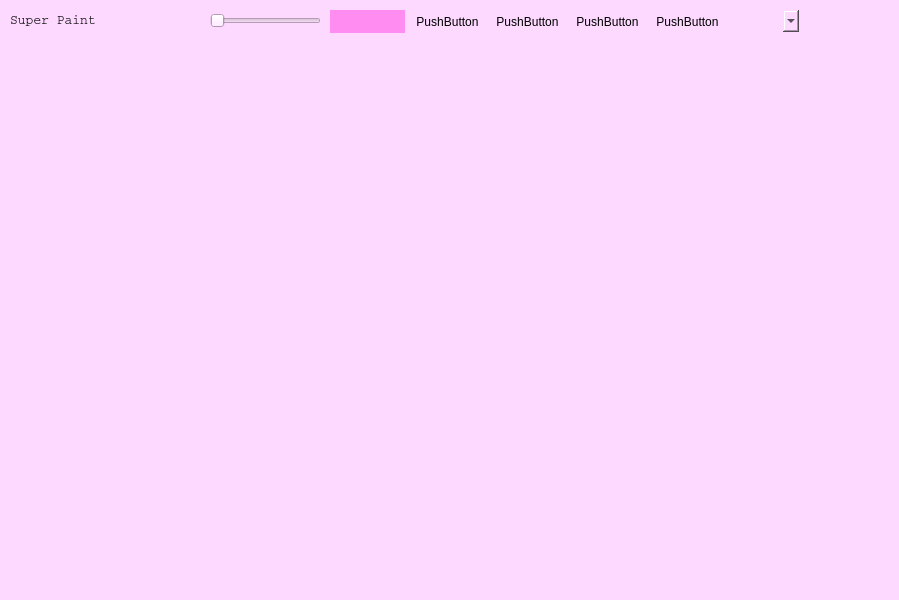
First picture: the form in views/main_window.ui, repository Arely7/superpaint, before the edit.
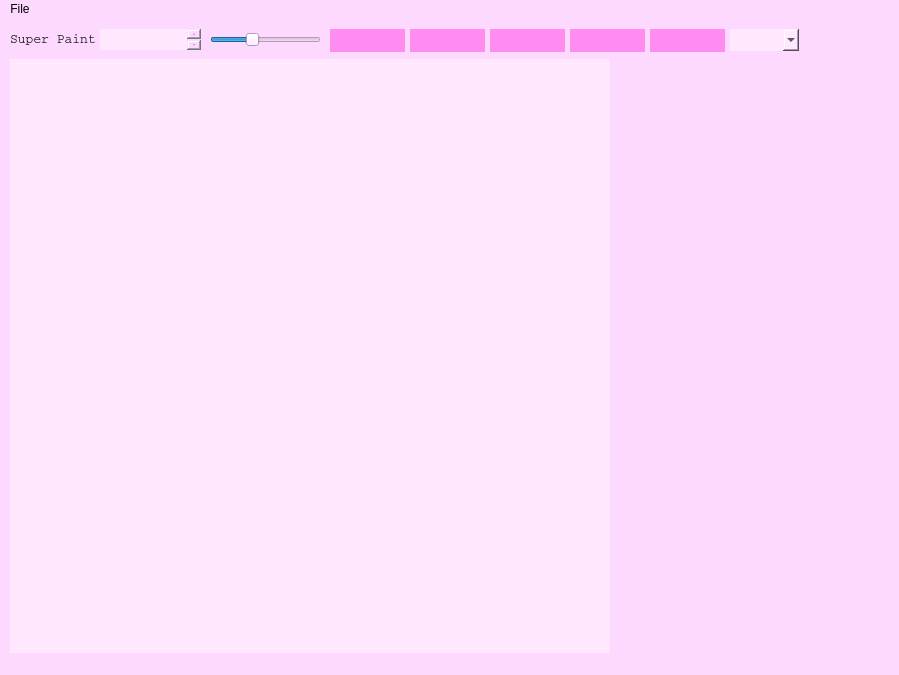
Second picture: the form after the edit. Icons and pictures are not drawn.

Diff of the .ui file:
```diff
--- a/views/main_window.ui
+++ b/views/main_window.ui
@@ -7,7 +7,7 @@
     <x>0</x>
     <y>0</y>
     <width>899</width>
-    <height>600</height>
+    <height>675</height>
    </rect>
   </property>
   <property name="windowTitle">
@@ -47,10 +47,13 @@
      <rect>
       <x>100</x>
       <y>10</y>
-      <width>104</width>
-      <height>71</height>
+      <width>101</width>
+      <height>21</height>
      </rect>
     </property>
+    <property name="styleSheet">
+     <string notr="true">background-color:rgb(255, 231, 253)</string>
+    </property>
    </widget>
    <widget class="QSlider" name="horizontalSlider">
     <property name="geometry">
@@ -61,6 +64,15 @@
       <height>22</height>
      </rect>
     </property>
+    <property name="minimum">
+     <number>1</number>
+    </property>
+    <property name="maximum">
+     <number>80</number>
+    </property>
+    <property name="value">
+     <number>30</number>
+    </property>
     <property name="orientation">
      <enum>Qt::Horizontal</enum>
     </property>
@@ -95,11 +107,14 @@
      </rect>
     </property>
     <property name="styleSheet">
-     <string notr="true">background-color:rgb(253, 217, 255);
-border:none;</string>
+     <string notr="true">background-color:rgb(255, 140, 240)</string>
     </property>
     <property name="text">
-     <string>PushButton</string>
+     <string/>
+    </property>
+    <property name="icon">
+     <iconset>
+      <normaloff>D:/TEC/Cuarto Semestre/GitHub/superpaint/icons/eraser.png</normaloff>D:/TEC/Cuarto Semestre/GitHub/superpaint/icons/eraser.png</iconset>
     </property>
    </widget>
    <widget class="QPushButton" name="pushButton_3">
@@ -111,8 +126,15 @@
       <height>23</height>
      </rect>
     </property>
+    <property name="styleSheet">
+     <string notr="true">background-color:rgb(255, 140, 240)</string>
+    </property>
     <property name="text">
-     <string>PushButton</string>
+     <string/>
+    </property>
+    <property name="icon">
+     <iconset>
+      <normaloff>D:/TEC/Cuarto Semestre/GitHub/superpaint/icons/line.png</normaloff>D:/TEC/Cuarto Semestre/GitHub/superpaint/icons/line.png</iconset>
     </property>
    </widget>
    <widget class="QPushButton" name="pushButton_4">
@@ -124,8 +146,15 @@
       <height>23</height>
      </rect>
     </property>
+    <property name="styleSheet">
+     <string notr="true">background-color:rgb(255, 140, 240)</string>
+    </property>
     <property name="text">
-     <string>PushButton</string>
+     <string/>
+    </property>
+    <property name="icon">
+     <iconset>
+      <normaloff>D:/TEC/Cuarto Semestre/GitHub/superpaint/icons/square.png</normaloff>D:/TEC/Cuarto Semestre/GitHub/superpaint/icons/square.png</iconset>
     </property>
    </widget>
    <widget class="QPushButton" name="pushButton_5">
@@ -137,8 +166,15 @@
       <height>23</height>
      </rect>
     </property>
+    <property name="styleSheet">
+     <string notr="true">background-color:rgb(255, 140, 240)</string>
+    </property>
     <property name="text">
-     <string>PushButton</string>
+     <string/>
+    </property>
+    <property name="icon">
+     <iconset>
+      <normaloff>D:/TEC/Cuarto Semestre/GitHub/superpaint/icons/save.png</normaloff>D:/TEC/Cuarto Semestre/GitHub/superpaint/icons/save.png</iconset>
     </property>
    </widget>
    <widget class="QComboBox" name="comboBox">
@@ -150,6 +186,22 @@
       <height>22</height>
      </rect>
     </property>
+    <property name="styleSheet">
+     <string notr="true">background-color:rgb(255, 231, 253)</string>
+    </property>
+   </widget>
+   <widget class="QWidget" name="widget" native="true">
+    <property name="geometry">
+     <rect>
+      <x>10</x>
+      <y>40</y>
+      <width>600</width>
+      <height>600</height>
+     </rect>
+    </property>
+    <property name="styleSheet">
+     <string notr="true">background-color:rgb(255, 231, 253)</string>
+    </property>
    </widget>
   </widget>
   <widget class="QMenuBar" name="menubar">
@@ -161,6 +213,13 @@
      <height>21</height>
     </rect>
    </property>
+   <widget class="QMenu" name="menuOpen">
+    <property name="title">
+     <string>File</string>
+    </property>
+    <addaction name="actionOpen"/>
+   </widget>
+   <addaction name="menuOpen"/>
   </widget>
   <widget class="QStatusBar" name="statusbar"/>
  </widget>
```
Left out of the diff: 23 changed lines with no effect on the pictures.
